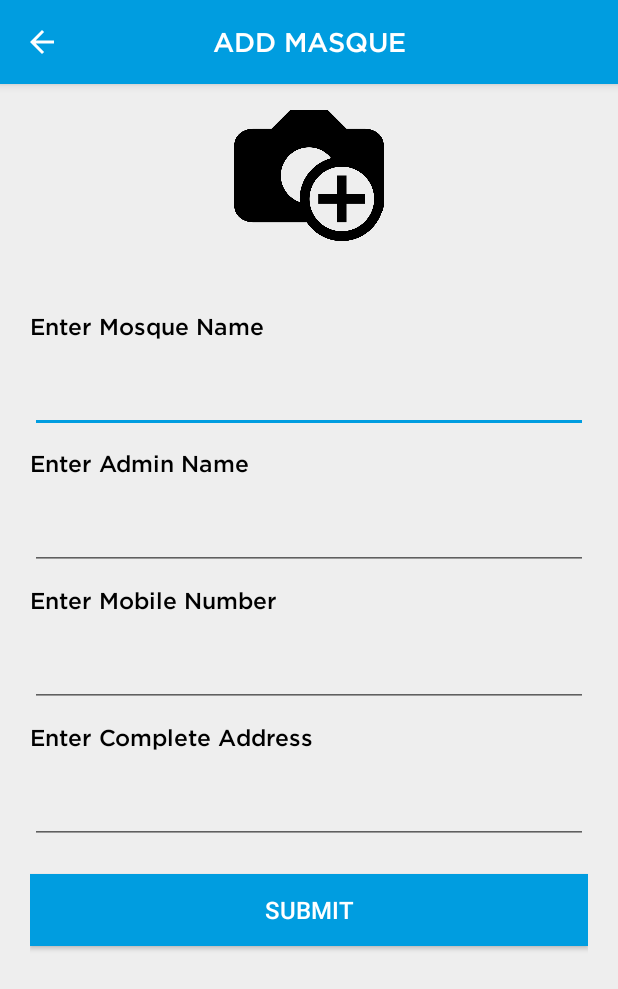
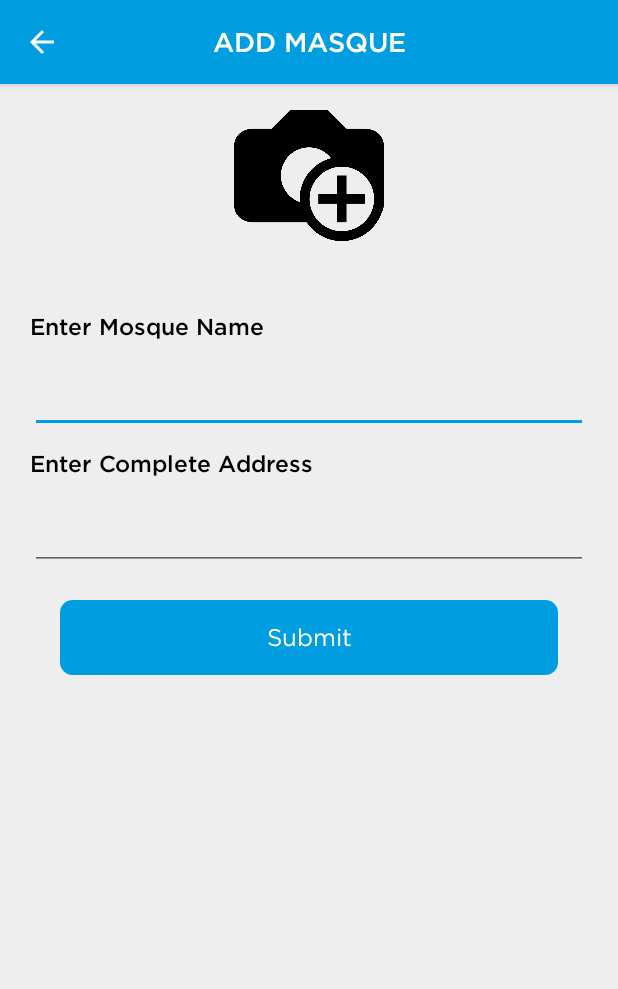
Before and after one commit to noman-iu/MyLocator, an Android app: the AddMosqueActivity screen opened directly, with no data from a screen before it, on a phone screen of 412 x 824 dp. Shown: the top 989 px of the screen. Run offline under Robolectric (Android 15) with nearby library versions, the phone set to English and light mode, and no system bars; our stand-ins replace ButterKnife, CircleImageView, Firebase (no records; nobody signed in at launch, a user with empty details on screens opened directly); 3 statements that could not run were skipped.

Commit message:
Store mosque details

```diff
--- a/app/src/main/java/com/example/shadabazamfarooqui/mylocator/activity/AddMosqueActivity.java
+++ b/app/src/main/java/com/example/shadabazamfarooqui/mylocator/activity/AddMosqueActivity.java
@@ -2,6 +2,7 @@ package com.example.shadabazamfarooqui.mylocator.activity;
 
 import android.app.Activity;
 import android.app.AlertDialog;
+import android.app.ProgressDialog;
 import android.content.DialogInterface;
 import android.content.Intent;
 import android.graphics.Bitmap;
@@ -12,6 +13,7 @@ import android.os.Bundle;
 import android.provider.MediaStore;
 import android.support.annotation.NonNull;
 import android.support.annotation.Nullable;
+import android.support.design.widget.Snackbar;
 import android.support.v7.app.ActionBar;
 import android.support.v7.app.AppCompatActivity;
 import android.util.Log;
@@ -22,8 +24,13 @@ import android.widget.EditText;
 import android.widget.ImageView;
 import android.widget.LinearLayout;
 import android.widget.TextView;
+import android.widget.Toast;
 
 import com.example.shadabazamfarooqui.mylocator.R;
+import com.example.shadabazamfarooqui.mylocator.bean.MosqueRequestBean;
+import com.example.shadabazamfarooqui.mylocator.bean.ReferenceWrapper;
+import com.example.shadabazamfarooqui.mylocator.bean.UserBean;
+import com.example.shadabazamfarooqui.mylocator.utils.ParameterConstants;
 import com.google.android.gms.common.ConnectionResult;
 import com.google.android.gms.common.GooglePlayServicesNotAvailableException;
 import com.google.android.gms.common.GooglePlayServicesRepairableException;
@@ -31,8 +38,13 @@ import com.google.android.gms.common.api.GoogleApiClient;
 import com.google.android.gms.location.places.Place;
 import com.google.android.gms.location.places.Places;
 import com.google.android.gms.location.places.ui.PlacePicker;
+import com.google.android.gms.maps.model.LatLng;
+import com.google.firebase.database.DatabaseError;
+import com.google.firebase.database.DatabaseReference;
+import com.google.firebase.database.FirebaseDatabase;
 
 import java.io.IOException;
+import java.util.Date;
 
 import butterknife.Bind;
 import butterknife.ButterKnife;
@@ -45,10 +57,16 @@ public class AddMosqueActivity extends AppCompatActivity implements GoogleApiCli
     private static final int GALLERY_REQUEST = 4565;
 
     ImageView photoIcon;
+    @Bind(R.id.mosque_name)
+    EditText mosque_name;
+    @Bind(R.id.mosque_address)
+    EditText mosque_address;
+    @Bind(R.id.submitLayout)
+    LinearLayout submit;
+    DatabaseReference databaseReference;
+    ProgressDialog progressDialog;
+    LatLng latLng;
 
-
-    @Bind(R.id.address)
-    EditText address;
 
     @Override
     protected void onCreate(Bundle savedInstanceState) {
@@ -57,6 +75,7 @@ public class AddMosqueActivity extends AppCompatActivity implements GoogleApiCli
         setContentView(R.layout.activity_add_mosque);
         ButterKnife.bind(this);
         initActionbar();
+        progressDialog =new ProgressDialog(AddMosqueActivity.this);
         mGoogleApiClient = new GoogleApiClient
                 .Builder(this)
                 .addApi(Places.GEO_DATA_API)
@@ -82,6 +101,39 @@ public class AddMosqueActivity extends AppCompatActivity implements GoogleApiCli
             @Override
             public void onClick(View v) {
                 dialog();
+            }
+        });
+
+        submit.setOnClickListener(new View.OnClickListener() {
+            @Override
+            public void onClick(View view) {
+                UserBean userBean=ReferenceWrapper.getRefrenceWrapper(AddMosqueActivity.this).getUserBean();
+                if (userBean!=null){
+                    MosqueRequestBean mosqueRequestBean=new MosqueRequestBean();
+                    mosqueRequestBean.setBean(userBean);
+                    mosqueRequestBean.setMosqueName(mosque_name.getText().toString());
+                    mosqueRequestBean.setMosqueAddress(mosque_address.getText().toString());
+                    mosqueRequestBean.setLatLong(latLng);
+                    databaseReference = FirebaseDatabase.getInstance().getReference(ParameterConstants.MOSQUE);
+                    Date today = new Date();
+                    long id = today.getTime();
+                    databaseReference.child(""+id).setValue(mosqueRequestBean, new DatabaseReference.CompletionListener() {
+                        @Override
+                        public void onComplete(DatabaseError databaseError, DatabaseReference databaseReference) {
+                            if (databaseError == null) {
+                                progressDialog.dismiss();
+                                Toast.makeText(AddMosqueActivity.this, "submitted", Toast.LENGTH_SHORT).show();
+
+                                finish();
+                            } else {
+                                Toast.makeText(AddMosqueActivity.this, "failed", Toast.LENGTH_SHORT).show();
+                                progressDialog.dismiss();
+                            }
+                        }
+                    });
+                }else {
+                    Toast.makeText(AddMosqueActivity.this, "Please Log in", Toast.LENGTH_SHORT).show();
+                }
             }
         });
     }
@@ -171,19 +223,9 @@ public class AddMosqueActivity extends AppCompatActivity implements GoogleApiCli
                 String toastMsg = String.format("Place: %s", place.getName());
                 Log.i("info", "Place ID:" + place.getId() + " Name :" + place.getName() + " Type :" + place.getPlaceTypes() + " Long :" + place.getLatLng() + " Locale :" + place.getLocale());
                 //Toast.makeText(this, toastMsg, Toast.LENGTH_LONG).show();
-                address.setText("" + place.getAddress());
-                //latitude.setText(""+place.getAddress());
+                latLng=place.getLatLng();
+                mosque_address.setText("" + place.getAddress());
 
-               /* AddPlaceRequest newplace =
-                        new AddPlaceRequest(
-                                "Multikbis Technology Pvt. Ltd.", // Name
-                                //new LatLng(-33.7991, 151.2813), // Latitude and longitude
-                                place.getLatLng(), // Latitude and longitude
-                                "Dwarka, New Delhi 110075", // Address
-                                Collections.singletonList(Place.TYPE_RESTAURANT), // Place types
-                                "+91 1800 199 742", // Phone number
-                                Uri.parse("http://www.multikbis.com/") // Website
-                        );*/
 
             }
 
--- a/app/src/main/java/com/example/shadabazamfarooqui/mylocator/activity/abstract_activity/Map.java
+++ b/app/src/main/java/com/example/shadabazamfarooqui/mylocator/activity/abstract_activity/Map.java
@@ -190,7 +190,6 @@ public class Map extends AppCompatActivity implements OnMapReadyCallback,
         Log.d("onLocationChanged", "Exit");
 
         if (Map.boolForMapList){
-
             handleMosqueRequest("mosque");
             Map.boolForMapList=false;
         }
--- a/app/src/main/java/com/example/shadabazamfarooqui/mylocator/utils/ParameterConstants.java
+++ b/app/src/main/java/com/example/shadabazamfarooqui/mylocator/utils/ParameterConstants.java
@@ -7,4 +7,5 @@ package com.example.shadabazamfarooqui.mylocator.utils;
 public class ParameterConstants {
 
     public static String USERS="Users";
+    public static String MOSQUE="Mosque";
 }
--- a/app/src/main/res/layout/activity_add_mosque.xml
+++ b/app/src/main/res/layout/activity_add_mosque.xml
@@ -67,57 +67,6 @@
                     style="@style/Gotham_Medium"
                     android:layout_width="match_parent"
                     android:layout_height="wrap_content"
-                    android:text="Enter Admin Name"
-                    android:layout_marginTop="10dp"
-                    android:textColor="#000"
-                    android:textSize="15sp" />
-
-                <android.support.design.widget.TextInputLayout
-                    android:id="@+id/inputLayoutAdminName"
-                    android:layout_width="match_parent"
-                    android:layout_height="wrap_content">
-
-                    <com.example.shadabazamfarooqui.mylocator.utils.BuzzEditText
-                        android:id="@+id/admin_name"
-                        android:layout_width="match_parent"
-                        android:layout_height="wrap_content"
-                        android:minHeight="50dp"
-                        android:padding="10dp"
-                        android:textSize="16sp" />
-
-                </android.support.design.widget.TextInputLayout>
-
-
-                <com.example.shadabazamfarooqui.mylocator.utils.BuzzTextView
-                    style="@style/Gotham_Medium"
-                    android:layout_width="match_parent"
-                    android:layout_height="wrap_content"
-                    android:layout_marginTop="10dp"
-                    android:text="Enter Mobile Number"
-                    android:textColor="#000"
-                    android:textSize="15sp" />
-
-                <android.support.design.widget.TextInputLayout
-                    android:id="@+id/inputLayoutMobileNumber"
-                    android:layout_width="match_parent"
-                    android:layout_height="wrap_content">
-
-                    <com.example.shadabazamfarooqui.mylocator.utils.BuzzEditText
-                        android:id="@+id/mobile_number"
-                        android:layout_width="match_parent"
-                        android:layout_height="wrap_content"
-                        android:minHeight="50dp"
-                        android:maxLength="10"
-                        android:inputType="number"
-                        android:padding="10dp"
-                        android:textSize="16sp" />
-
-                </android.support.design.widget.TextInputLayout>
-
-                <com.example.shadabazamfarooqui.mylocator.utils.BuzzTextView
-                    style="@style/Gotham_Medium"
-                    android:layout_width="match_parent"
-                    android:layout_height="wrap_content"
                     android:layout_marginTop="10dp"
                     android:text="Enter Complete Address"
                     android:textColor="#000"
@@ -129,7 +78,7 @@
                     android:layout_height="wrap_content">
 
                     <com.example.shadabazamfarooqui.mylocator.utils.BuzzEditText
-                        android:id="@+id/address"
+                        android:id="@+id/mosque_address"
                         android:layout_width="match_parent"
                         android:layout_height="wrap_content"
                         android:minHeight="50dp"
@@ -138,17 +87,28 @@
 
                 </android.support.design.widget.TextInputLayout>
 
-                <Button
-                    android:id="@+id/submit"
-                    android:layout_width="match_parent"
-                    android:layout_height="wrap_content"
-                    android:layout_marginBottom="@dimen/activity_horizontal_margin"
+                <LinearLayout
+                    android:id="@+id/submitLayout"
+                    android:layout_width="fill_parent"
+                    android:layout_height="50dp"
+                    android:layout_marginLeft="20dp"
+                    android:layout_marginRight="20dp"
+                    android:layout_marginBottom="20dp"
                     android:layout_marginTop="20dp"
-                    android:background="@drawable/background"
-                    android:elevation="0dp"
-                    android:text="Submit"
-                    android:textColor="@color/white"
-                    android:textSize="16dp" />
+                    android:background="@drawable/solid_blue"
+                    android:gravity="center">
+
+
+                    <com.example.shadabazamfarooqui.mylocator.utils.BuzzTextView
+                        style="@style/Gotham_Book"
+                        android:layout_width="fill_parent"
+                        android:layout_height="wrap_content"
+                        android:gravity="center"
+                        android:id="@+id/clickCheck"
+                        android:text="Submit"
+                        android:textColor="#fff"
+                        android:textSize="16sp" />
+                </LinearLayout>
 
             </LinearLayout>
         </LinearLayout>
--- a/app/src/main/res/layout/activity_login.xml
+++ b/app/src/main/res/layout/activity_login.xml
@@ -1,10 +1,11 @@
-<LinearLayout xmlns:android="http://schemas.android.com/apk/res/android"
+<android.support.design.widget.CoordinatorLayout xmlns:android="http://schemas.android.com/apk/res/android"
     xmlns:tools="http://schemas.android.com/tools"
     android:layout_width="match_parent"
     android:layout_height="match_parent"
     android:gravity="center_horizontal"
     android:orientation="vertical"
     android:paddingBottom="@dimen/activity_vertical_margin"
+    android:id="@+id/coordinatorLayout"
     android:paddingLeft="@dimen/activity_horizontal_margin"
     android:paddingRight="@dimen/activity_horizontal_margin"
     android:paddingTop="@dimen/activity_vertical_margin"
@@ -114,4 +115,4 @@
 
         </LinearLayout>
     </ScrollView>
-</LinearLayout>
+</android.support.design.widget.CoordinatorLayout>
```
Also changed, not shown: app/src/main/java/com/example/shadabazamfarooqui/mylocator/activity/SignUpActivity.java (+5 -4 lines), app/src/main/java/com/example/shadabazamfarooqui/mylocator/bean/MosqueRequestBean.java (added, +55 -0 lines).
